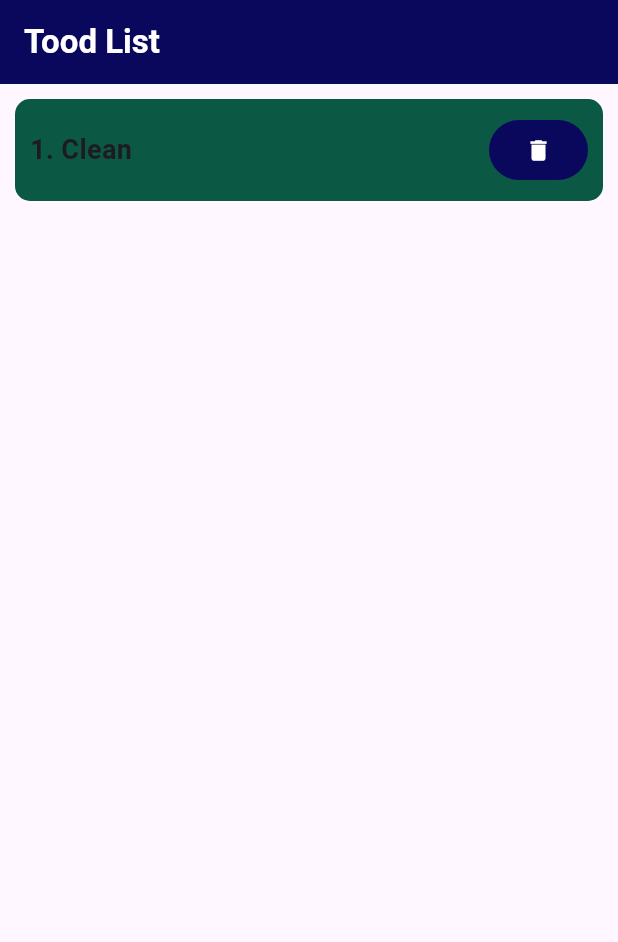
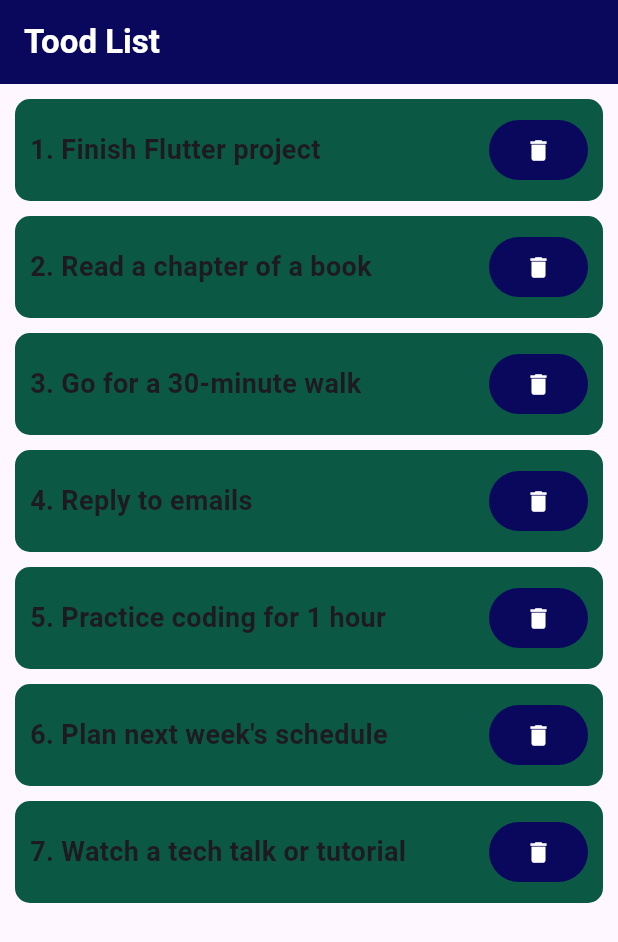
Before and after one commit to Emekaony/Todo-App-Flutter-Practice, a Flutter app: the screen it shows after launch, after a tap on the "delete" icon, on a phone screen of 412 x 824 dp. Shown: the top 942 px of the screen. Run offline on Flutter 3.47's test engine with Material 3 defaults, Android fonts, the phone set to English and light mode, and no system bars.

Commit message:
Can delete items when trash button pressed

```diff
--- a/lib/main.dart
+++ b/lib/main.dart
@@ -6,13 +6,29 @@ void main() {
   runApp(MyApp());
 }
 
-class MyApp extends StatelessWidget {
+class MyApp extends StatefulWidget {
   const MyApp({super.key});
 
-  void buttonPressed() {
-    if (kDebugMode) {
-      print("Button pressed");
-    }
+  @override
+  State<MyApp> createState() => _MyAppState();
+}
+
+class _MyAppState extends State<MyApp> {
+  List<String> todos = [
+    "Buy groceries",
+    "Finish Flutter project",
+    "Read a chapter of a book",
+    "Go for a 30-minute walk",
+    "Reply to emails",
+    "Practice coding for 1 hour",
+    "Plan next week's schedule",
+    "Watch a tech talk or tutorial",
+  ];
+
+  void buttonPressed(int index) {
+    setState(() {
+      todos.removeAt(index);
+    });
   }
 
   @override
@@ -32,7 +48,10 @@ class MyApp extends StatelessWidget {
           padding: EdgeInsets.all(10),
           child: Column(
             mainAxisAlignment: MainAxisAlignment.start,
-            children: [Todo(onPress: buttonPressed)],
+            children: [
+              for (int i = 0; i < todos.length; i++)
+                Todo(item: todos[i], index: i, onPress: () => buttonPressed(i)),
+            ],
           ),
         ),
       ),
--- a/lib/todo_widget.dart
+++ b/lib/todo_widget.dart
@@ -1,13 +1,21 @@
 import "package:flutter/material.dart";
 
 class Todo extends StatelessWidget {
-  const Todo({required this.onPress, super.key});
+  const Todo({
+    required this.onPress,
+    required this.item,
+    required this.index,
+    super.key,
+  });
   final void Function() onPress;
+  final String item;
+  final int index;
 
   @override
   Widget build(BuildContext context) {
     return Container(
       padding: EdgeInsets.all(10),
+      margin: EdgeInsets.only(bottom: 10),
       decoration: BoxDecoration(
         borderRadius: BorderRadius.all(Radius.circular(10)),
         color: const Color.fromARGB(255, 11, 88, 69),
@@ -15,7 +23,7 @@ class Todo extends StatelessWidget {
       child: Row(
         children: [
           Text(
-            "1. Clean",
+            "${index + 1}. $item",
             style: TextStyle(fontWeight: FontWeight.bold, fontSize: 18),
           ),
           Expanded(child: SizedBox()),
```
